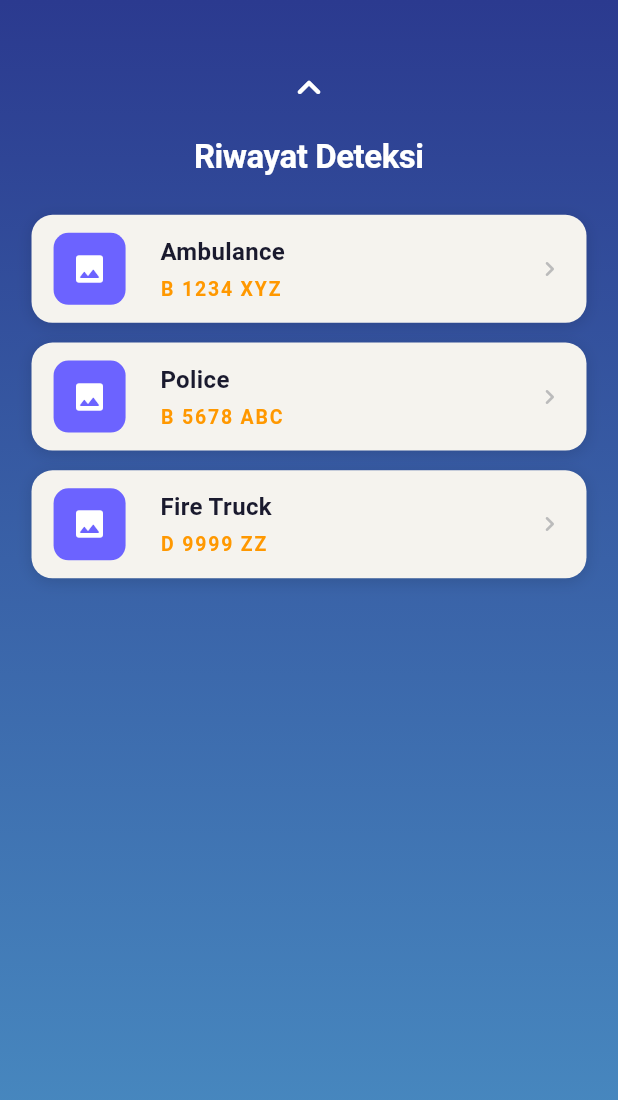
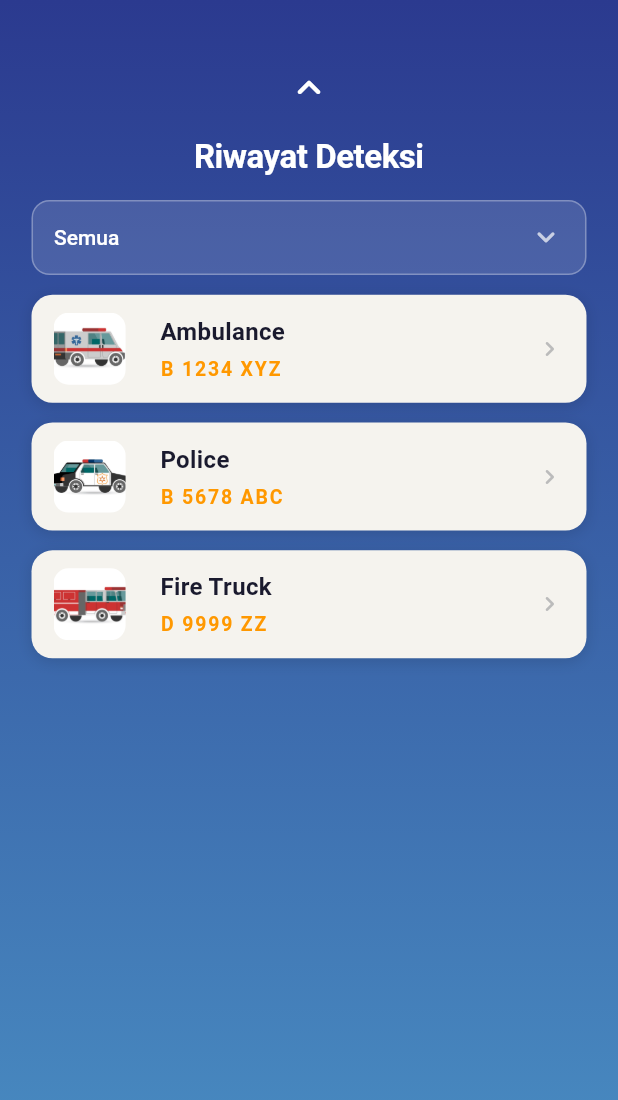
Before and after one commit to ILY-Code-1/Flutter-YOLO-PriorityNopol, a Flutter app: the screen it shows after launch, scrolled down 576 dp, on a phone screen of 412 x 824 dp. Shown: the top 1100 px of the screen. Run offline on Flutter 3.47's test engine with Material 3 defaults, Android fonts, the phone set to English and light mode, and no system bars; our stand-ins replace camera, firebase_core, get, image_picker; accounts and stored records are empty.

Commit message:
add firebase connection and fixing layout

```diff
--- a/lib/app/core/theme/app_sizes.dart
+++ b/lib/app/core/theme/app_sizes.dart
@@ -1,44 +1,42 @@
-import 'package:get/get.dart';
+import 'package:flutter/material.dart';
 
-/// Semua ukuran UI terpusat di sini.
-/// Gunakan Get.width / Get.height agar otomatis responsif
-/// tanpa perlu BuildContext di mana-mana.
-///
-/// Cara pakai:
-///   SizedBox(height: AppSizes.spaceL)
-///   Container(height: AppSizes.imageBoxHeight)
-///   Container(width: AppSizes.iconBgMedium)  ← fixed, tidak perlu Get
+/// Konstanta ukuran tetap (device-independent, tidak perlu context).
 abstract class AppSizes {
-  static double get _w => Get.width;
-  static double get _h => Get.height;
+  static const double buttonHeight = 54;
+  static const double iconBgSmall  = 36;
+  static const double iconBgMedium = 48;
+  static const double iconBgLarge  = 64;
 
-  // ── Spacing — skala dengan tinggi layar ─────────────────
-  // Referensi: layar 832px (Pixel 6)
-  static double get spaceXS  => _h * 0.010;  // ≈  8px
-  static double get spaceS   => _h * 0.016;  // ≈ 13px
-  static double get spaceM   => _h * 0.020;  // ≈ 17px
-  static double get spaceL   => _h * 0.028;  // ≈ 23px
-  static double get spaceXL  => _h * 0.035;  // ≈ 29px
-  static double get spaceXXL => _h * 0.044;  // ≈ 37px
-
-  // ── Horizontal padding — skala dengan lebar layar ───────
-  // Referensi: layar 390px (iPhone 14)
-  static double get paddingPage     => _w * 0.051;  // ≈ 20px
-  static double get paddingPageWide => _w * 0.072;  // ≈ 28px
-
-  // ── Elemen adaptif ───────────────────────────────────────
-  static double get logoSize       => _w * 0.410;  // ≈ 160px
-  static double get imageBoxHeight => _h * 0.330;  // ≈ 275px
-
-  // ── Ukuran tetap (dp sudah device-independent, tidak perlu skala) ─
-  static const double buttonHeight = 54;
-  static const double iconBgSmall  = 36;   // HowItWorksRow
-  static const double iconBgMedium = 48;   // DetectionCard
-  static const double iconBgLarge  = 64;   // Tombol shutter / upload
-
-  // ── Border radius ────────────────────────────────────────
   static const double radiusS    = 10;
   static const double radiusM    = 12;
   static const double radiusCard = 14;
   static const double radiusXL   = 20;
 }
+
+/// Ukuran responsif — gunakan di dalam build() method via `context.spaceL` dll.
+///
+/// Menggunakan MediaQuery.sizeOf(context) alih-alih Get.width/Get.height
+/// agar nilai selalu tepat sejak frame pertama (Get.width bisa return 0.0
+/// sebelum layout pass pertama selesai, menyebabkan layout berantakan).
+extension AppSizesContext on BuildContext {
+  double get _w => MediaQuery.sizeOf(this).width;
+  double get _h => MediaQuery.sizeOf(this).height;
+
+  // ── Spacing — skala dengan tinggi layar ─────────────────
+  // Referensi: layar 832px (Pixel 6)
+  double get spaceXS  => _h * 0.010;  // ≈  8px
+  double get spaceS   => _h * 0.016;  // ≈ 13px
+  double get spaceM   => _h * 0.020;  // ≈ 17px
+  double get spaceL   => _h * 0.028;  // ≈ 23px
+  double get spaceXL  => _h * 0.035;  // ≈ 29px
+  double get spaceXXL => _h * 0.044;  // ≈ 37px
+
+  // ── Horizontal padding — skala dengan lebar layar ───────
+  // Referensi: layar 390px (iPhone 14)
+  double get paddingPage     => _w * 0.051;  // ≈ 20px
+  double get paddingPageWide => _w * 0.072;  // ≈ 28px
+
+  // ── Elemen adaptif ───────────────────────────────────────
+  double get logoSize       => _w * 0.410;  // ≈ 160px
+  double get imageBoxHeight => _h * 0.330;  // ≈ 275px
+}
--- a/lib/app/core/widgets/detection_card.dart
+++ b/lib/app/core/widgets/detection_card.dart
@@ -1,3 +1,4 @@
+import 'dart:io';
 import 'package:flutter/material.dart';
 import '../theme/app_colors.dart';
 import '../theme/app_sizes.dart';
@@ -20,7 +21,7 @@ class DetectionCard extends StatelessWidget {
       onTap: onTap,
       child: Container(
         padding: EdgeInsets.symmetric(
-          horizontal: AppSizes.paddingPage * 0.7,
+          horizontal: context.paddingPage * 0.7,
           vertical: 12,
         ),
         decoration: BoxDecoration(
@@ -36,20 +37,18 @@ class DetectionCard extends StatelessWidget {
         ),
         child: Row(
           children: [
-            Container(
-              width: AppSizes.iconBgMedium,
-              height: AppSizes.iconBgMedium,
-              decoration: BoxDecoration(
-                color: AppColors.iconBgPurple,
-                borderRadius: BorderRadius.circular(AppSizes.radiusS),
-              ),
-              child: const Icon(
-                Icons.image_rounded,
-                color: Colors.white,
-                size: 24,
+            // Thumbnail kendaraan — asset, file lokal, atau fallback icon
+            ClipRRect(
+              borderRadius: BorderRadius.circular(AppSizes.radiusS),
+              child: SizedBox(
+                width: AppSizes.iconBgMedium,
+                height: AppSizes.iconBgMedium,
+                child: _buildThumbnail(record.imagePath),
               ),
             ),
-            SizedBox(width: AppSizes.spaceL),
+
+            SizedBox(width: context.spaceL),
+
             Expanded(
               child: Column(
                 crossAxisAlignment: CrossAxisAlignment.start,
@@ -61,6 +60,7 @@ class DetectionCard extends StatelessWidget {
                 ],
               ),
             ),
+
             const Icon(
               Icons.chevron_right_rounded,
               color: AppColors.textMuted,
@@ -71,4 +71,22 @@ class DetectionCard extends StatelessWidget {
       ),
     );
   }
+
+  Widget _buildThumbnail(String path) {
+    // Path kosong → fallback icon ungu
+    if (path.isEmpty) {
+      return Container(
+        color: AppColors.iconBgPurple,
+        child: const Icon(Icons.image_rounded, color: Colors.white, size: 24),
+      );
+    }
+
+    // Path asset (assets/images/...) → Image.asset
+    if (path.startsWith('assets/')) {
+      return Image.asset(path, fit: BoxFit.cover);
+    }
+
+    // Path file lokal (hasil kamera/galeri) → Image.file
+    return Image.file(File(path), fit: BoxFit.cover);
+  }
 }
--- a/lib/app/core/widgets/how_it_works_row.dart
+++ b/lib/app/core/widgets/how_it_works_row.dart
@@ -27,7 +27,7 @@ class HowItWorksRow extends StatelessWidget {
           ),
           child: Icon(icon, color: Colors.white, size: 18),
         ),
-        SizedBox(width: AppSizes.spaceM),
+        SizedBox(width: context.spaceM),
         Expanded(
           child: Text(text, style: AppTextStyles.body),
         ),
--- a/lib/app/core/widgets/image_preview_box.dart
+++ b/lib/app/core/widgets/image_preview_box.dart
@@ -14,7 +14,7 @@ class ImagePreviewBox extends StatelessWidget {
       borderRadius: BorderRadius.circular(AppSizes.radiusXL),
       child: Container(
         width: double.infinity,
-        height: AppSizes.imageBoxHeight,
+        height: context.imageBoxHeight,
         decoration: BoxDecoration(
           color: AppColors.cardWhite,
           borderRadius: BorderRadius.circular(AppSizes.radiusXL),
--- a/lib/app/features/main/controllers/main_controller.dart
+++ b/lib/app/features/main/controllers/main_controller.dart
@@ -9,6 +9,29 @@ class MainController extends GetxController {
   late final PageController pageController;
 
   final RxList<DetectionRecord> records = <DetectionRecord>[].obs;
+
+  // Kategori yang sedang dipilih; 'Semua' berarti tidak ada filter
+  final RxString selectedCategory = 'Semua'.obs;
+
+  static const List<String> categories = [
+    'Semua',
+    'Ambulance',
+    'Police',
+    'Fire Truck',
+  ];
+
+  // Getter reaktif — otomatis dihitung ulang tiap kali records atau
+  // selectedCategory berubah (karena keduanya adalah Rx)
+  List<DetectionRecord> get filteredRecords {
+    if (selectedCategory.value == 'Semua') return records;
+    return records
+        .where((r) => r.vehicleType == selectedCategory.value)
+        .toList();
+  }
+
+  void setCategory(String? value) {
+    if (value != null) selectedCategory.value = value;
+  }
 
   @override
   void onInit() {
@@ -66,7 +89,7 @@ class MainController extends GetxController {
         id: '1',
         vehicleType: 'Ambulance',
         plateNumber: 'B 1234 XYZ',
-        imagePath: '',
+        imagePath: 'assets/images/ambulance.webp',
         detectedAt: DateTime.now(),
         confidence: 0.94,
       ),
@@ -74,7 +97,7 @@ class MainController extends GetxController {
         id: '2',
         vehicleType: 'Police',
         plateNumber: 'B 5678 ABC',
-        imagePath: '',
+        imagePath: 'assets/images/police.webp',
         detectedAt: DateTime.now(),
         confidence: 0.91,
       ),
@@ -82,7 +105,7 @@ class MainController extends GetxController {
         id: '3',
         vehicleType: 'Fire Truck',
         plateNumber: 'D 9999 ZZ',
-        imagePath: '',
+        imagePath: 'assets/images/fireman.webp',
         detectedAt: DateTime.now(),
         confidence: 0.88,
       ),
--- a/lib/app/features/main/views/history_page.dart
+++ b/lib/app/features/main/views/history_page.dart
@@ -1,5 +1,6 @@
 import 'package:flutter/material.dart';
 import 'package:get/get.dart';
+import '../../../core/theme/app_colors.dart';
 import '../../../core/theme/app_sizes.dart';
 import '../../../core/theme/app_text_styles.dart';
 import '../../../core/widgets/animated_arrow.dart';
@@ -16,38 +17,111 @@ class HistoryPage extends StatelessWidget {
     return SafeArea(
       child: Column(
         children: [
-          SizedBox(height: AppSizes.spaceM),
+          SizedBox(height: context.spaceM),
 
           AnimatedArrow(
             direction: ArrowDirection.up,
             onTap: controller.goToHome,
           ),
 
-          SizedBox(height: AppSizes.spaceS),
+          SizedBox(height: context.spaceS),
 
           const Text('Riwayat Deteksi', style: AppTextStyles.title),
 
-          SizedBox(height: AppSizes.spaceL),
+          SizedBox(height: context.spaceS),
 
-          Expanded(
+          // ── Filter dropdown — di bawah title ────────────────────────
+          Padding(
+            padding: EdgeInsets.symmetric(horizontal: context.paddingPage),
             child: Obx(
-              () => ListView.builder(
-                padding: EdgeInsets.symmetric(horizontal: AppSizes.paddingPage),
-                itemCount: controller.records.length,
-                itemBuilder: (_, i) => Padding(
-                  padding: EdgeInsets.only(bottom: AppSizes.spaceS),
-                  child: DetectionCard(
-                    record: controller.records[i],
-                    onTap: () => controller.goToResult(controller.records[i]),
-                  ),
-                ),
+              () => _CategoryDropdown(
+                value: controller.selectedCategory.value,
+                categories: MainController.categories,
+                onChanged: controller.setCategory,
               ),
             ),
           ),
 
-          SizedBox(height: AppSizes.spaceL),
+          SizedBox(height: context.spaceS),
+
+          Expanded(
+            child: Obx(
+              () {
+                final list = controller.filteredRecords;
+                if (list.isEmpty) {
+                  return Center(
+                    child: Text(
+                      'Tidak ada data untuk kategori ini',
+                      style: AppTextStyles.body.copyWith(color: Colors.white54),
+                    ),
+                  );
+                }
+                return ListView.builder(
+                  padding: EdgeInsets.symmetric(horizontal: context.paddingPage),
+                  itemCount: list.length,
+                  itemBuilder: (_, i) => Padding(
+                    padding: EdgeInsets.only(bottom: context.spaceS),
+                    child: DetectionCard(
+                      record: list[i],
+                      onTap: () => controller.goToResult(list[i]),
+                    ),
+                  ),
+                );
+              },
+            ),
+          ),
+
+          SizedBox(height: context.spaceL),
         ],
       ),
     );
   }
 }
+
+// ── Widget dropdown kategori ─────────────────────────────────────────────────
+class _CategoryDropdown extends StatelessWidget {
+  final String value;
+  final List<String> categories;
+  final ValueChanged<String?> onChanged;
+
+  const _CategoryDropdown({
+    required this.value,
+    required this.categories,
+    required this.onChanged,
+  });
+
+  @override
+  Widget build(BuildContext context) {
+    return Container(
+      padding: const EdgeInsets.symmetric(horizontal: 14),
+      decoration: BoxDecoration(
+        color: Colors.white.withValues(alpha: 0.12),
+        borderRadius: BorderRadius.circular(AppSizes.radiusM),
+        border: Border.all(color: Colors.white30, width: 1),
+      ),
+      child: DropdownButtonHideUnderline(
+        child: DropdownButton<String>(
+          value: value,
+          isExpanded: true,
+          dropdownColor: AppColors.bgGradientTop,
+          icon: const Icon(Icons.keyboard_arrow_down_rounded,
+              color: Colors.white70),
+          style: const TextStyle(
+            color: Colors.white,
+            fontSize: 14,
+            fontWeight: FontWeight.w500,
+          ),
+          items: categories
+              .map(
+                (cat) => DropdownMenuItem(
+                  value: cat,
+                  child: Text(cat),
+                ),
+              )
+              .toList(),
+          onChanged: onChanged,
+        ),
+      ),
+    );
+  }
+}
--- a/lib/app/features/main/views/home_page.dart
+++ b/lib/app/features/main/views/home_page.dart
@@ -19,11 +19,13 @@ class HomePage extends StatelessWidget {
         children: [
           Expanded(
             child: SingleChildScrollView(
-              padding: EdgeInsets.symmetric(horizontal: AppSizes.paddingPageWide),
+              padding: EdgeInsets.symmetric(
+                horizontal: context.paddingPageWide,
+              ),
               child: Column(
                 crossAxisAlignment: CrossAxisAlignment.center,
                 children: [
-                  SizedBox(height: AppSizes.spaceXXL),
+                  SizedBox(height: context.spaceXXL),
 
                   const Text(
                     'Priority Vehicle\nDetection',
@@ -31,12 +33,12 @@ class HomePage extends StatelessWidget {
                     style: AppTextStyles.headline,
                   ),
 
-                  SizedBox(height: AppSizes.spaceL),
+                  SizedBox(height: context.spaceL),
 
                   // Ilustrasi logo
                   Container(
-                    width: AppSizes.logoSize,
-                    height: AppSizes.logoSize,
+                    width: context.logoSize,
+                    height: context.logoSize,
                     decoration: const BoxDecoration(
                       color: Colors.white,
                       shape: BoxShape.circle,
@@ -56,10 +58,10 @@ class HomePage extends StatelessWidget {
                     ),
                   ),
 
-                  SizedBox(height: AppSizes.spaceXL),
+                  SizedBox(height: context.spaceXL),
 
                   SizedBox(
-                    width: AppSizes.logoSize * 1.75,
+                    width: context.logoSize * 2,
                     child: const Text(
                       'Aplikasi untuk mendeteksi ambulans, pemadam kebakaran, dan kendaraan kepolisian menggunakan YOLO V8 — lalu membaca nomor polisinya secara otomatis',
                       textAlign: TextAlign.center,
@@ -67,37 +69,42 @@ class HomePage extends StatelessWidget {
                     ),
                   ),
 
-                  SizedBox(height: AppSizes.spaceXL),
+                  SizedBox(height: context.spaceL),
 
                   const Row(
                     children: [
                       Expanded(child: Divider(color: Colors.white30)),
                       Padding(
                         padding: EdgeInsets.symmetric(horizontal: 12),
-                        child: Text('CARA KERJA', style: AppTextStyles.sectionLabel),
+                        child: Text(
+                          'CARA KERJA',
+                          style: AppTextStyles.sectionLabel,
+                        ),
                       ),
                       Expanded(child: Divider(color: Colors.white30)),
                     ],
                   ),
 
-                  SizedBox(height: AppSizes.spaceL),
+                  SizedBox(height: context.spaceL),
 
                   const HowItWorksRow(
                     icon: Icons.camera_alt_outlined,
                     text: 'Upload atau ambil gambar kendaraan',
                   ),
-                  SizedBox(height: AppSizes.spaceS),
+                  SizedBox(height: context.spaceS),
                   const HowItWorksRow(
                     icon: Icons.document_scanner_outlined,
-                    text: 'Sistem EasyOCR membaca area plat nomor secara otomatis',
+                    text:
+                        'Sistem EasyOCR membaca area plat nomor secara otomatis',
                   ),
-                  SizedBox(height: AppSizes.spaceS),
+                  SizedBox(height: context.spaceS),
                   const HowItWorksRow(
                     icon: Icons.memory_outlined,
-                    text: 'Setiap deteksi disimpan dan melatih sistem yang lebih pintar',
+                    text:
+                        'Setiap deteksi disimpan dan melatih sistem yang lebih pintar',
                   ),
 
-                  SizedBox(height: AppSizes.spaceXXL),
+                  SizedBox(height: context.spaceXXL),
                 ],
               ),
             ),
@@ -106,10 +113,10 @@ class HomePage extends StatelessWidget {
           // Tombol & arrow — selalu di bawah layar
           Padding(
             padding: EdgeInsets.fromLTRB(
-              AppSizes.paddingPageWide,
+              context.paddingPageWide,
               0,
-              AppSizes.paddingPageWide,
-              AppSizes.spaceS,
+              context.paddingPage,
+              context.spaceS,
             ),
             child: Column(
               children: [
@@ -118,12 +125,12 @@ class HomePage extends StatelessWidget {
                   onTap: controller.goToDetection,
                   color: AppColors.buttonPurple,
                 ),
-                SizedBox(height: AppSizes.spaceL),
+                SizedBox(height: context.spaceL),
                 AnimatedArrow(
                   direction: ArrowDirection.down,
                   onTap: controller.goToHistory,
                 ),
-                SizedBox(height: AppSizes.spaceM),
+                SizedBox(height: context.spaceM),
               ],
             ),
           ),
--- a/lib/app/features/main/views/main_view.dart
+++ b/lib/app/features/main/views/main_view.dart
@@ -1,4 +1,5 @@
 import 'package:flutter/material.dart';
+import 'package:flutter/services.dart';
 import 'package:get/get.dart';
 import '../../../core/widgets/gradient_background.dart';
 import '../controllers/main_controller.dart';
@@ -8,12 +9,60 @@ import 'history_page.dart';
 // MainView adalah "shell" tipis — tugasnya hanya menyiapkan PageView.
 // Seluruh logika ada di MainController.
 // Seluruh UI ada di HomePage dan HistoryPage.
-class MainView extends GetView<MainController> {
+//
+// Diubah menjadi StatefulWidget agar bisa menyimpan _lastBackPress
+// untuk fitur "tekan back dua kali untuk keluar".
+class MainView extends StatefulWidget {
   const MainView({super.key});
 
   @override
+  State<MainView> createState() => _MainViewState();
+}
+
+class _MainViewState extends State<MainView> {
+  // Waktu terakhir tombol back ditekan — null berarti belum pernah
+  DateTime? _lastBackPress;
+
+  MainController get controller => Get.find<MainController>();
+
+  void _onPopInvoked(bool didPop, dynamic result) {
+    // didPop == true artinya pop sudah berhasil terjadi (tidak perlu ditangani)
+    if (didPop) return;
+
+    final now = DateTime.now();
+    final isFirstPress = _lastBackPress == null ||
+        now.difference(_lastBackPress!) > const Duration(seconds: 2);
+
+    if (isFirstPress) {
+      // Tekan pertama → simpan waktu, tampilkan snackbar
+      _lastBackPress = now;
+      ScaffoldMessenger.of(context).showSnackBar(
+        SnackBar(
+          content: const Text(
+            'Tekan sekali lagi untuk keluar',
+            style: TextStyle(color: Colors.white),
+          ),
+          duration: const Duration(seconds: 2),
+          backgroundColor: Colors.black87,
+          behavior: SnackBarBehavior.floating,
+          shape: RoundedRectangleBorder(
+            borderRadius: BorderRadius.circular(10),
+          ),
+        ),
+      );
+    } else {
+      // Tekan kedua dalam 2 detik → keluar dari aplikasi
+      SystemNavigator.pop();
+    }
+  }
+
+  @override
   Widget build(BuildContext context) {
-    return Scaffold(
+    return PopScope(
+      // canPop: false → Flutter tidak langsung pop, kita tangani manual
+      canPop: false,
+      onPopInvokedWithResult: _onPopInvoked,
+      child: Scaffold(
         body: GradientBackground(
           child: PageView(
             // PageController dari MainController — ini jembatan antara
@@ -31,6 +80,7 @@ class MainView extends GetView<MainController> {
             ],
           ),
         ),
+      ),
     );
   }
 }
```
Also changed, not shown: lib/app/features/detection/controllers/detection_controller.dart (+17 -4 lines), lib/app/features/detection/views/detection_view.dart (+48 -33 lines), lib/app/features/result/views/result_view.dart (+22 -11 lines), assets/images/ambulance.webp (added), assets/images/fireman.webp (added), assets/images/police.webp (added), firebase.json (added), lib/firebase_options.dart (added), 3 other files. Lines whose indentation alone changed are shown as unchanged.
